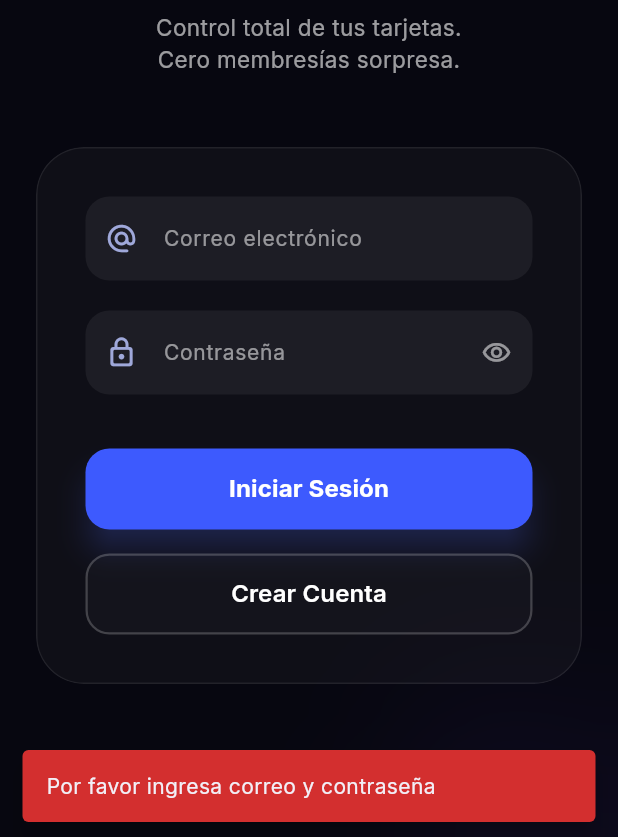
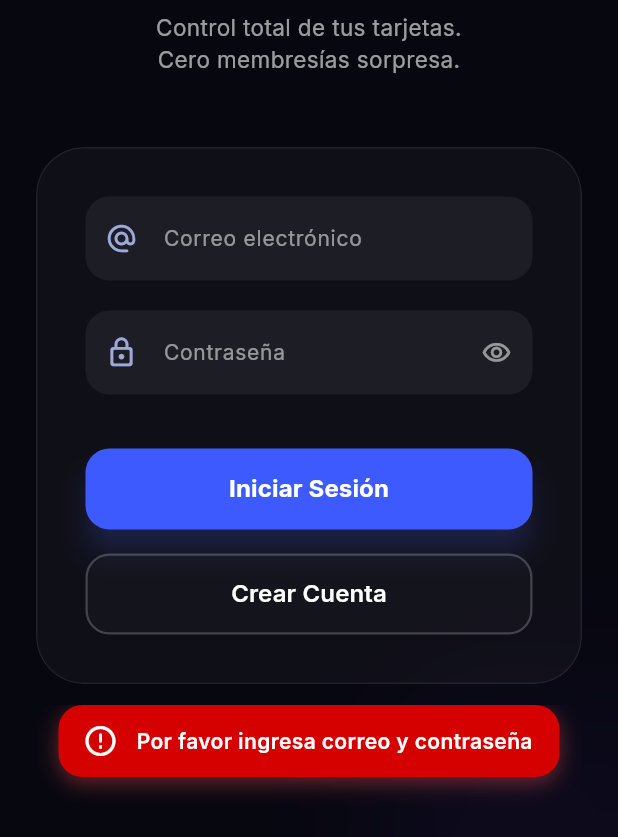
Before and after one commit to Tomas-coder-dev/la-fija, a Flutter app: the screen it shows after launch, after a tap on "Iniciar Sesión", on a phone screen of 412 x 824 dp, the part 399-1236 px from its top. Run offline on Flutter 3.47's test engine with Material 3 defaults, Android fonts, the phone set to English and light mode, and no system bars; our stand-ins replace flutter_riverpod, google_fonts, google_generative_ai, google_nav_bar, hive_flutter, percent_indicator and 3 more; accounts and stored records are empty.

Commit message:
feat: replace default snackbars with premium CustomToast

```diff
--- a/lib/screens/login_screen.dart
+++ b/lib/screens/login_screen.dart
@@ -2,6 +2,7 @@ import 'dart:ui';
 import 'package:flutter/material.dart';
 import 'package:google_fonts/google_fonts.dart';
 import 'package:supabase_flutter/supabase_flutter.dart';
+import '../widgets/ui/custom_toast.dart';
 
 class LoginScreen extends StatefulWidget {
   const LoginScreen({super.key});
@@ -88,13 +89,7 @@ class _LoginScreenState extends State<LoginScreen>
 
   void _showError(String message) {
     if (!mounted) return;
-    ScaffoldMessenger.of(context).showSnackBar(
-      SnackBar(
-        content: Text(message),
-        backgroundColor: Colors.red.shade700,
-        behavior: SnackBarBehavior.floating,
-      ),
-    );
+    CustomToast.show(context, message, isError: true);
   }
 
   InputDecoration _inputDecoration(String label, IconData icon, {Widget? suffixIcon}) {
--- a/lib/widgets/modals/card_detail_modal.dart
+++ b/lib/widgets/modals/card_detail_modal.dart
@@ -11,6 +11,7 @@ import '../../models/expense_category.dart';
 import '../../providers/cards_provider.dart';
 import '../../providers/expenses_provider.dart';
 import '../../services/supabase_service.dart';
+import '../ui/custom_toast.dart';
 import 'add_card_modal.dart';
 
 void showCardDetailModal(BuildContext context, CreditCard card, WidgetRef ref) {
@@ -330,7 +331,7 @@ void _showDeleteCardConfirmation(BuildContext context, CreditCard card, WidgetRe
             Navigator.pop(ctx);
             await ref.read(cardsProvider.notifier).deleteCard(card.id);
             if (context.mounted) {
-              ScaffoldMessenger.of(context).showSnackBar(const SnackBar(content: Text('Tarjeta eliminada')));
+              CustomToast.show(context, 'Tarjeta eliminada');
             }
           },
           child: const Text('Eliminar'),
--- /dev/null
+++ b/lib/widgets/ui/custom_toast.dart
@@ -0,0 +1,52 @@
+import 'package:flutter/material.dart';
+import 'package:google_fonts/google_fonts.dart';
+
+class CustomToast {
+  static void show(BuildContext context, String message, {bool isError = false}) {
+    final theme = Theme.of(context);
+
+    ScaffoldMessenger.of(context).showSnackBar(
+      SnackBar(
+        content: Container(
+          padding: const EdgeInsets.symmetric(horizontal: 16, vertical: 12),
+          decoration: BoxDecoration(
+            color: isError ? Colors.redAccent.shade700 : const Color(0xFF18E797), // Premium green or red
+            borderRadius: BorderRadius.circular(16),
+            boxShadow: [
+              BoxShadow(
+                color: (isError ? Colors.redAccent : const Color(0xFF18E797)).withOpacity(0.4),
+                blurRadius: 12,
+                offset: const Offset(0, 4),
+              ),
+            ],
+          ),
+          child: Row(
+            mainAxisSize: MainAxisSize.min,
+            children: [
+              Icon(
+                isError ? Icons.error_outline_rounded : Icons.check_circle_outline_rounded,
+                color: Colors.white,
+              ),
+              const SizedBox(width: 12),
+              Expanded(
+                child: Text(
+                  message,
+                  style: GoogleFonts.inter(
+                    color: Colors.white,
+                    fontWeight: FontWeight.w600,
+                    fontSize: 14,
+                  ),
+                ),
+              ),
+            ],
+          ),
+        ),
+        backgroundColor: Colors.transparent,
+        elevation: 0,
+        behavior: SnackBarBehavior.floating,
+        padding: const EdgeInsets.only(bottom: 30, left: 24, right: 24),
+        duration: const Duration(seconds: 3),
+      ),
+    );
+  }
+}
```
Also changed, not shown: lib/widgets/modals/add_card_modal.dart (+3 -4 lines), lib/widgets/modals/add_expense_modal.dart (+5 -17 lines).
